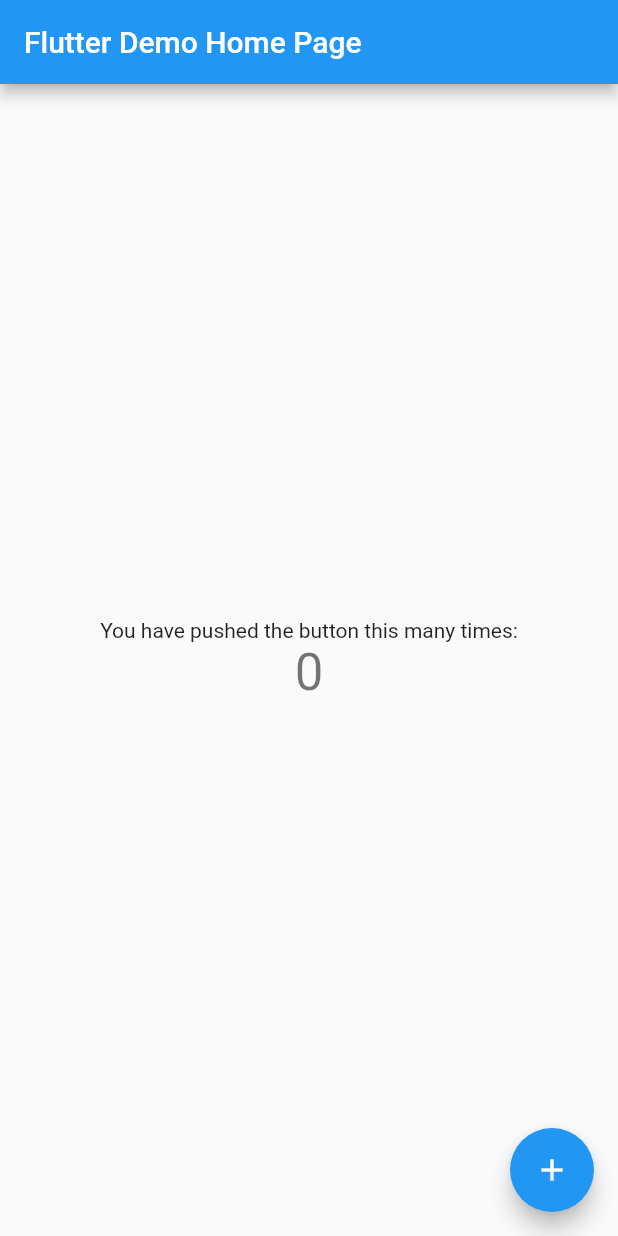
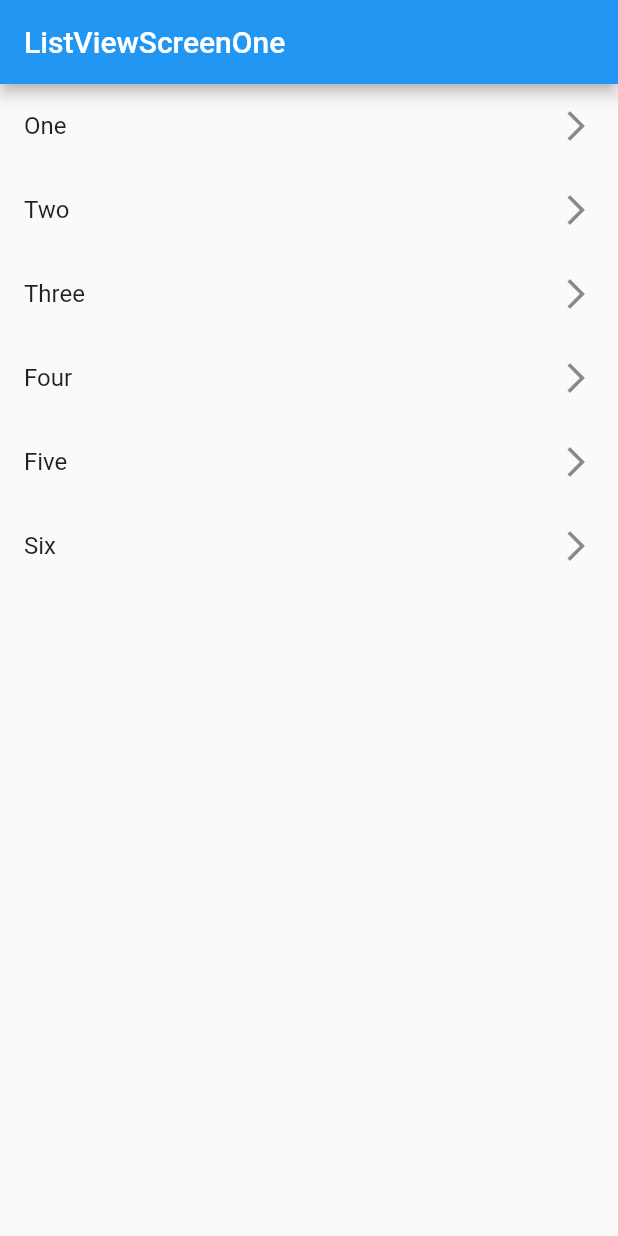
Before and after one commit to francmarin98/flutter_components_app, a Flutter app: the screen it shows after launch, on a phone screen of 412 x 824 dp. Run offline on Flutter 3.47's test engine with Material 2 defaults, Android fonts, the phone set to English and light mode, and no system bars.

Commit message:
Learning about ListView, ListTable and create nuew pages

```diff
--- a/lib/main.dart
+++ b/lib/main.dart
@@ -1,3 +1,4 @@
+import 'package:components_app/screens/listview_screen.dart';
 import 'package:flutter/material.dart';
 
 void main() => runApp(const MyApp());
@@ -5,108 +6,11 @@ void main() => runApp(const MyApp());
 class MyApp extends StatelessWidget {
   const MyApp({Key? key}) : super(key: key);
 
-  // This widget is the root of your application.
   @override
   Widget build(BuildContext context) {
-    return MaterialApp(
-      title: 'Flutter Demo',
-      theme: ThemeData(
-        // This is the theme of your application.
-        //
-        // Try running your application with "flutter run". You'll see the
-        // application has a blue toolbar. Then, without quitting the app, try
-        // changing the primarySwatch below to Colors.green and then invoke
-        // "hot reload" (press "r" in the console where you ran "flutter run",
-        // or press Run > Flutter Hot Reload in a Flutter IDE). Notice that the
-        // counter didn't reset back to zero; the application is not restarted.
-        primarySwatch: Colors.blue,
-      ),
-      home: const MyHomePage(title: 'Flutter Demo Home Page'),
-    );
+    return const MaterialApp(
+        debugShowCheckedModeBanner: false,
+        title: 'Material App',
+        home: ListViewScreenOne());
   }
 }
-
-class MyHomePage extends StatefulWidget {
-  const MyHomePage({Key? key, required this.title}) : super(key: key);
-
-  // This widget is the home page of your application. It is stateful, meaning
-  // that it has a State object (defined below) that contains fields that affect
-  // how it looks.
-
-  // This class is the configuration for the state. It holds the values (in this
-  // case the title) provided by the parent (in this case the App widget) and
-  // used by the build method of the State. Fields in a Widget subclass are
-  // always marked "final".
-
-  final String title;
-
-  @override
-  State<MyHomePage> createState() => _MyHomePageState();
-}
-
-class _MyHomePageState extends State<MyHomePage> {
-  int _counter = 0;
-
-  void _incrementCounter() {
-    setState(() {
-      // This call to setState tells the Flutter framework that something has
-      // changed in this State, which causes it to rerun the build method below
-      // so that the display can reflect the updated values. If we changed
-      // _counter without calling setState(), then the build method would not be
-      // called again, and so nothing would appear to happen.
-      _counter++;
-    });
-  }
-
-  @override
-  Widget build(BuildContext context) {
-    // This method is rerun every time setState is called, for instance as done
-    // by the _incrementCounter method above.
-    //
-    // The Flutter framework has been optimized to make rerunning build methods
-    // fast, so that you can just rebuild anything that needs updating rather
-    // than having to individually change instances of widgets.
-    return Scaffold(
-      appBar: AppBar(
-        // Here we take the value from the MyHomePage object that was created by
-        // the App.build method, and use it to set our appbar title.
-        title: Text(widget.title),
-      ),
-      body: Center(
-        // Center is a layout widget. It takes a single child and positions it
-        // in the middle of the parent.
-        child: Column(
-          // Column is also a layout widget. It takes a list of children and
-          // arranges them vertically. By default, it sizes itself to fit its
-          // children horizontally, and tries to be as tall as its parent.
-          //
-          // Invoke "debug painting" (press "p" in the console, choose the
-          // "Toggle Debug Paint" action from the Flutter Inspector in Android
-          // Studio, or the "Toggle Debug Paint" command in Visual Studio Code)
-          // to see the wireframe for each widget.
-          //
-          // Column has various properties to control how it sizes itself and
-          // how it positions its children. Here we use mainAxisAlignment to
-          // center the children vertically; the main axis here is the vertical
-          // axis because Columns are vertical (the cross axis would be
-          // horizontal).
-          mainAxisAlignment: MainAxisAlignment.center,
-          children: <Widget>[
-            const Text(
-              'You have pushed the button this many times:',
-            ),
-            Text(
-              '$_counter',
-              style: Theme.of(context).textTheme.headline4,
-            ),
-          ],
-        ),
-      ),
-      floatingActionButton: FloatingActionButton(
-        onPressed: _incrementCounter,
-        tooltip: 'Increment',
-        child: const Icon(Icons.add),
-      ), // This trailing comma makes auto-formatting nicer for build methods.
-    );
-  }
-}
--- /dev/null
+++ b/lib/screens/listview_screen.dart
@@ -0,0 +1,24 @@
+import 'package:flutter/material.dart';
+
+class ListViewScreenOne extends StatelessWidget {
+  final options = const ['One', 'Two', 'Three', 'Four', 'Five', 'Six'];
+
+  const ListViewScreenOne({Key? key}) : super(key: key);
+
+  @override
+  Widget build(BuildContext context) {
+    return Scaffold(
+      appBar: AppBar(title: const Text("ListViewScreenOne")),
+      body: ListView(
+        children: [
+          ...options
+              .map((numero) => ListTile(
+                    title: Text(numero),
+                    trailing: const Icon(Icons.arrow_forward_ios_outlined),
+                  ))
+              .toList()
+        ],
+      ),
+    );
+  }
+}
```
